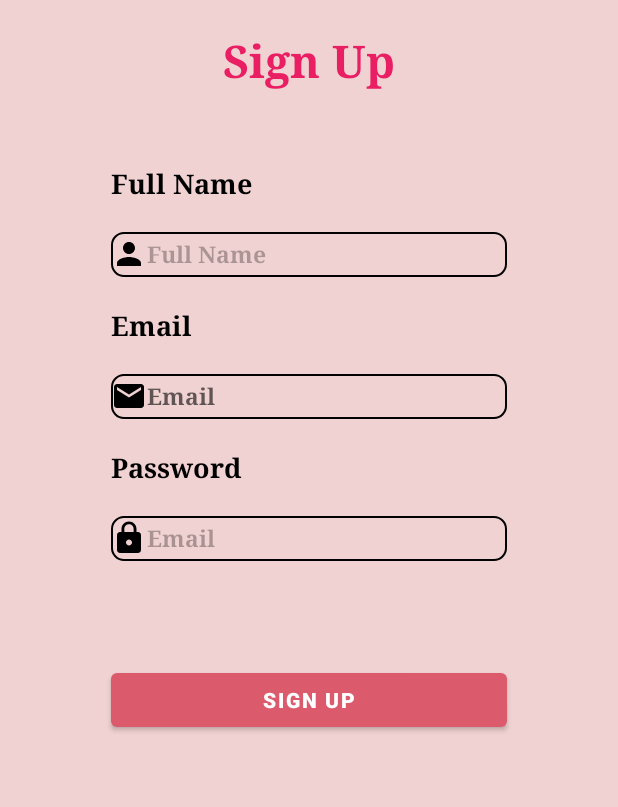
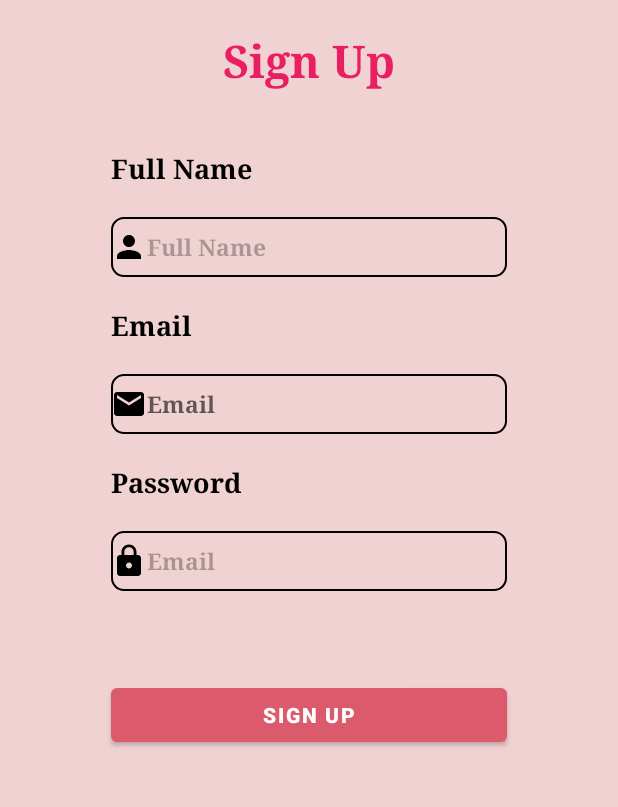
Before and after one commit to NurfaGazman/PSM, an Android app: the screen it shows after launch (Register), after a tap on "Sign Up", on a phone screen of 412 x 824 dp, the part 339-1146 px from its top. Run offline under Robolectric (Android 15) with nearby library versions, the phone set to English and light mode, and no system bars; our stand-ins replace Volley; libraries missing offline, so code that uses them is left out: cn.pedant; network calls fail.

Commit message:
edit list period

```diff
--- a/app/src/main/java/com/example/psm/Controller/PeriodController.java
+++ b/app/src/main/java/com/example/psm/Controller/PeriodController.java
@@ -44,6 +44,7 @@ public class PeriodController extends RecyclerView.Adapter<ViewPeriod> {
                     periodClick.clickPeriod(periods.get(holder.getAdapterPosition()));
                 }
             });
+
         }
     }
 
--- a/app/src/main/res/drawable/table_period.xml
+++ b/app/src/main/res/drawable/table_period.xml
@@ -3,7 +3,7 @@
     <item>
         <shape android:shape="rectangle">
             <!-- Background color of the TextView -->
-            <solid android:color="#FF1493" />
+            <solid android:color="#FD90AD" />
             <!-- Border color and width -->
             <stroke
             android:width="2dp"
--- a/app/src/main/res/layout/activity_register2.xml
+++ b/app/src/main/res/layout/activity_register2.xml
@@ -47,15 +47,15 @@
     <EditText
         android:id="@+id/email"
         android:layout_width="0dp"
-        android:layout_height="30dp"
+        android:layout_height="40dp"
         android:layout_marginTop="20dp"
+        android:background="@drawable/rounded_corner"
         android:drawableStart="@drawable/ic_email"
         android:ems="10"
         android:fontFamily="serif-bold"
         android:hint="Email"
         android:inputType="textEmailAddress"
         android:textSize="15sp"
-        android:background="@drawable/rounded_corner"
         app:layout_constraintEnd_toStartOf="@+id/vh1"
         app:layout_constraintHorizontal_bias="0.0"
         app:layout_constraintStart_toStartOf="@+id/vh2"
@@ -91,7 +91,7 @@
     <EditText
         android:id="@+id/fullName"
         android:layout_width="0dp"
-        android:layout_height="30dp"
+        android:layout_height="40dp"
         android:layout_marginTop="20dp"
         android:background="@drawable/rounded_corner"
         android:drawableStart="@drawable/ic_profile"
@@ -112,13 +112,13 @@
     <EditText
         android:id="@+id/password"
         android:layout_width="0dp"
-        android:layout_height="30dp"
+        android:layout_height="40dp"
         android:layout_marginTop="20dp"
+        android:background="@drawable/rounded_corner"
         android:drawableStart="@drawable/ic_lock"
         android:ems="10"
         android:fontFamily="serif-bold"
         android:hint="Email"
-        android:background="@drawable/rounded_corner"
         android:inputType="textPassword"
         android:textColorHint="#4D000000"
         android:textSize="15sp"
@@ -131,7 +131,7 @@
         android:id="@+id/textView10"
         android:layout_width="0dp"
         android:layout_height="wrap_content"
-        android:layout_marginTop="50dp"
+        android:layout_marginTop="40dp"
         android:fontFamily="serif-bold"
         android:text="Full Name"
         android:textColor="#000000"
```
Also changed, not shown: app/src/main/java/com/example/psm/InsertPeriod.java (+75 -7 lines), app/src/main/java/com/example/psm/PeriodHistory.java (+9 -7 lines), app/src/main/res/layout/activity_login.xml (+8 -8 lines), app/src/main/res/layout/activity_managed_contact.xml (+4 -4 lines), app/src/main/res/layout/activity_managed_profile.xml (+6 -5 lines).
